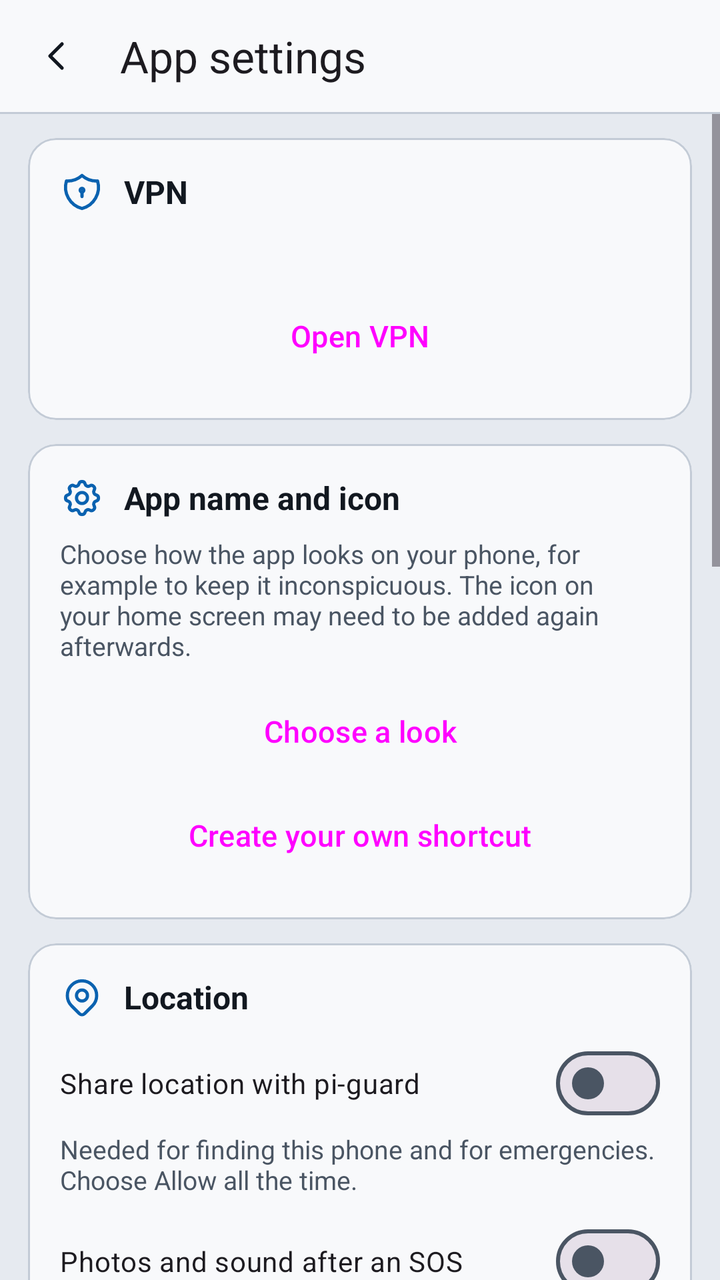
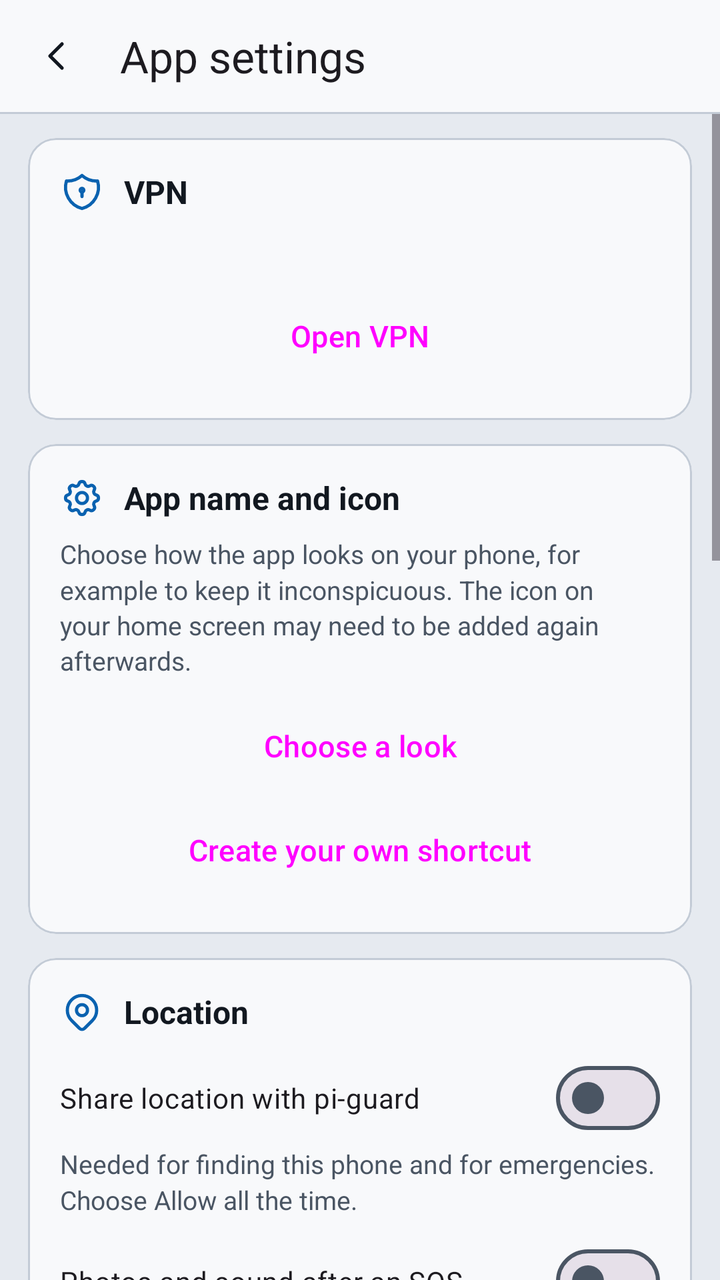

Two renders of the same Android screen: before a commit and after it. Below are the layout's source before the change and the commit's diff.
<!-- AndroidManifest.xml: application theme Theme.PiGuard -->
<!-- res/layout/activity_settings.xml -->
<?xml version="1.0" encoding="utf-8"?>
<LinearLayout xmlns:android="http://schemas.android.com/apk/res/android" xmlns:app="http://schemas.android.com/apk/res-auto" android:layout_width="match_parent" android:layout_height="match_parent" android:orientation="vertical" android:background="@color/bg" android:fitsSystemWindows="true">
<com.google.android.material.appbar.MaterialToolbar android:id="@+id/toolbar" android:layout_width="match_parent" android:layout_height="56dp" android:background="@color/surface" app:title="@string/settings_title" app:navigationIcon="@drawable/ic_chevron_left" app:navigationContentDescription="@string/back" />
<View android:layout_width="match_parent" android:layout_height="1dp" android:background="@color/line" />
<ScrollView android:layout_width="match_parent" android:layout_height="0dp" android:layout_weight="1">
<LinearLayout android:layout_width="match_parent" android:layout_height="wrap_content" android:orientation="vertical" android:paddingHorizontal="14dp" android:paddingBottom="24dp">
    <com.google.android.material.card.MaterialCardView style="@style/Card" android:layout_width="match_parent" android:layout_height="wrap_content">
        <LinearLayout android:layout_width="match_parent" android:layout_height="wrap_content" android:orientation="vertical" android:padding="16dp">
            <LinearLayout android:layout_width="match_parent" android:layout_height="wrap_content" android:gravity="center_vertical" android:layout_marginBottom="8dp">
                <ImageView android:layout_width="22dp" android:layout_height="22dp" android:src="@drawable/ic_shield_lock" app:tint="@color/accent" android:importantForAccessibility="no" />
                <TextView style="@style/Heading" android:text="@string/vpn_title" />
            </LinearLayout>
            <TextView android:id="@+id/vpn_state" android:layout_width="wrap_content" android:layout_height="wrap_content" android:layout_marginBottom="8dp" android:textColor="@color/muted" />
            <Button android:id="@+id/vpn_toggle" style="@style/Button" android:layout_width="match_parent" android:layout_height="wrap_content" android:text="@string/vpn_open" app:icon="@drawable/ic_shield_lock" />
        </LinearLayout>
    </com.google.android.material.card.MaterialCardView>
    <com.google.android.material.card.MaterialCardView style="@style/Card" android:layout_width="match_parent" android:layout_height="wrap_content">
        <LinearLayout android:layout_width="match_parent" android:layout_height="wrap_content" android:orientation="vertical" android:padding="16dp">
            <LinearLayout android:layout_width="match_parent" android:layout_height="wrap_content" android:gravity="center_vertical" android:layout_marginBottom="8dp">
                <ImageView android:layout_width="22dp" android:layout_height="22dp" android:src="@drawable/ic_settings" app:tint="@color/accent" android:importantForAccessibility="no" />
                <TextView style="@style/Heading" android:text="@string/look_title" />
            </LinearLayout>
            <TextView style="@style/Hint" android:layout_marginBottom="8dp" android:text="@string/look_hint" />
            <Button android:id="@+id/look_choose" style="@style/Button" android:layout_width="match_parent" android:layout_height="wrap_content" android:text="@string/look_choose" />
            <Button android:id="@+id/look_shortcut" style="@style/Button.Tonal" android:layout_width="match_parent" android:layout_height="wrap_content" android:text="@string/look_shortcut" />
        </LinearLayout>
    </com.google.android.material.card.MaterialCardView>
    <com.google.android.material.card.MaterialCardView style="@style/Card" android:layout_width="match_parent" android:layout_height="wrap_content">
        <LinearLayout android:layout_width="match_parent" android:layout_height="wrap_content" android:orientation="vertical" android:padding="16dp">
            <LinearLayout android:layout_width="match_parent" android:layout_height="wrap_content" android:gravity="center_vertical" android:layout_marginBottom="8dp">
                <ImageView android:layout_width="22dp" android:layout_height="22dp" android:src="@drawable/ic_map_pin" app:tint="@color/accent" android:importantForAccessibility="no" />
                <TextView style="@style/Heading" android:text="@string/location_section" />
            </LinearLayout>
            <com.google.android.material.materialswitch.MaterialSwitch android:id="@+id/location" android:layout_width="match_parent" android:layout_height="wrap_content" android:text="@string/location_use" />
            <TextView style="@style/Hint" android:text="@string/location_hint" />
            <com.google.android.material.materialswitch.MaterialSwitch android:id="@+id/sos_media" android:layout_width="match_parent" android:layout_height="wrap_content" android:layout_marginTop="8dp" android:text="@string/sos_media" />
            <TextView style="@style/Hint" android:text="@string/sos_media_hint" />
        </LinearLayout>
    </com.google.android.material.card.MaterialCardView>
    <com.google.android.material.card.MaterialCardView style="@style/Card" android:layout_width="match_parent" android:layout_height="wrap_content">
        <LinearLayout android:layout_width="match_parent" android:layout_height="wrap_content" android:orientation="vertical" android:padding="16dp">
            <LinearLayout android:layout_width="match_parent" android:layout_height="wrap_content" android:gravity="center_vertical" android:layout_marginBottom="8dp">
                <ImageView android:layout_width="22dp" android:layout_height="22dp" android:src="@drawable/ic_calendar" app:tint="@color/accent" android:importantForAccessibility="no" />
                <TextView style="@style/Heading" android:text="@string/calendar_section" />
            </LinearLayout>
            <com.google.android.material.materialswitch.MaterialSwitch android:id="@+id/calendar" android:layout_width="match_parent" android:layout_height="wrap_content" android:text="@string/calendar_use" />
            <TextView style="@style/Hint" android:text="@string/calendar_hint" />
        </LinearLayout>
    </com.google.android.material.card.MaterialCardView>
    <com.google.android.material.card.MaterialCardView style="@style/Card" android:layout_width="match_parent" android:layout_height="wrap_content">
        <LinearLayout android:layout_width="match_parent" android:layout_height="wrap_content" android:orientation="vertical" android:padding="16dp">
            <LinearLayout android:layout_width="match_parent" android:layout_height="wrap_content" android:gravity="center_vertical" android:layout_marginBottom="8dp">
                <ImageView android:layout_width="22dp" android:layout_height="22dp" android:src="@drawable/ic_lock" app:tint="@color/accent" android:importantForAccessibility="no" />
                <TextView style="@style/Heading" android:text="@string/lock_section" />
            </LinearLayout>
            <Button android:id="@+id/pin_set" style="@style/Button.Tonal" android:layout_width="match_parent" android:layout_height="wrap_content" android:text="@string/pin_set" app:icon="@drawable/ic_key" />
            <Button android:id="@+id/pin_remove" style="@style/Button.Tonal" android:layout_width="match_parent" android:layout_height="wrap_content" android:text="@string/pin_remove" app:icon="@drawable/ic_trash" />
            <com.google.android.material.materialswitch.MaterialSwitch android:id="@+id/biometric" android:layout_width="match_parent" android:layout_height="wrap_content" android:text="@string/bio_use" />
        </LinearLayout>
    </com.google.android.material.card.MaterialCardView>
    <com.google.android.material.card.MaterialCardView style="@style/Card" android:layout_width="match_parent" android:layout_height="wrap_content">
        <LinearLayout android:layout_width="match_parent" android:layout_height="wrap_content" android:orientation="vertical" android:padding="16dp">
            <LinearLayout android:layout_width="match_parent" android:layout_height="wrap_content" android:gravity="center_vertical" android:layout_marginBottom="8dp">
                <ImageView android:layout_width="22dp" android:layout_height="22dp" android:src="@drawable/ic_world" app:tint="@color/accent" android:importantForAccessibility="no" />
                <TextView style="@style/Heading" android:text="@string/address_section" />
            </LinearLayout>
            <com.google.android.material.textfield.TextInputLayout style="@style/Field" android:layout_width="match_parent" android:layout_height="wrap_content" android:hint="@string/setup_url">
                <com.google.android.material.textfield.TextInputEditText android:id="@+id/address" android:layout_width="match_parent" android:layout_height="wrap_content" android:inputType="textUri" android:importantForAutofill="no" />
            </com.google.android.material.textfield.TextInputLayout>
            <Button android:id="@+id/address_save" style="@style/Button.Tonal" android:layout_width="match_parent" android:layout_height="wrap_content" android:text="@string/address_save" app:icon="@drawable/ic_check" android:layout_marginTop="8dp" />
        </LinearLayout>
    </com.google.android.material.card.MaterialCardView>
    <com.google.android.material.card.MaterialCardView style="@style/Card" android:layout_width="match_parent" android:layout_height="wrap_content">
        <LinearLayout android:layout_width="match_parent" android:layout_height="wrap_content" android:orientation="vertical" android:padding="16dp">
            <LinearLayout android:layout_width="match_parent" android:layout_height="wrap_content" android:gravity="center_vertical" android:layout_marginBottom="8dp">
                <ImageView android:layout_width="22dp" android:layout_height="22dp" android:src="@drawable/ic_download" app:tint="@color/accent" android:importantForAccessibility="no" />
                <TextView style="@style/Heading" android:text="@string/update_section" />
            </LinearLayout>
            <TextView android:id="@+id/app_version" android:layout_width="match_parent" android:layout_height="wrap_content" android:layout_marginBottom="8dp" android:textAppearance="?attr/textAppearanceBodyMedium" />
            <Button android:id="@+id/update" style="@style/Button.Tonal" android:layout_width="match_parent" android:layout_height="wrap_content" android:text="@string/update_check" app:icon="@drawable/ic_refresh" />
        </LinearLayout>
    </com.google.android.material.card.MaterialCardView>
    <Button android:id="@+id/unpair" style="@style/Button.Outlined" android:layout_width="match_parent" android:layout_height="wrap_content" android:layout_marginTop="20dp" android:text="@string/unpair" app:icon="@drawable/ic_logout" />
</LinearLayout>
</ScrollView>
</LinearLayout>
<!-- resources referenced by this layout -->
<resources>
  <color name="accent">#0A62B0</color>
  <color name="bg">#E6EAF0</color>
  <color name="line">#C3CBD6</color>
  <color name="muted">#4A5563</color>
  <color name="surface">#F8F9FB</color>
  <string name="address_save">Save address</string>
  <string name="address_section">Address</string>
  <string name="back">Back</string>
  <string name="bio_use">Unlock with fingerprint or face</string>
  <string name="calendar_hint">Only start and end of busy entries go to pi-guard, no titles.</string>
  <string name="calendar_section">Calendar</string>
  <string name="calendar_use">Away during calendar entries</string>
  <string name="location_hint">Needed for finding this phone and for emergencies. Choose Allow all the time.</string>
  <string name="location_section">Location</string>
  <string name="location_use">Share location with pi-guard</string>
  <string name="lock_section">App lock</string>
  <string name="look_choose">Choose a look</string>
  <string name="look_hint">Choose how the app looks on your phone, for example to keep it inconspicuous. The icon on your home screen may need to be added again afterwards.</string>
  <string name="look_shortcut">Create your own shortcut</string>
  <string name="look_title">App name and icon</string>
  <string name="pin_remove">Remove PIN</string>
  <string name="pin_set">Set PIN</string>
  <string name="settings_title">App settings</string>
  <string name="setup_url">Address, e.g. https://192.168.178.109:8443</string>
  <string name="sos_media">Photos and sound after an SOS</string>
  <string name="sos_media_hint">While the emergency screen is open, both cameras take a photo and the microphone records 20 seconds. They go to your emergency contacts and the admins, nothing stays on the phone.</string>
  <string name="unpair">Disconnect this phone</string>
  <string name="update_check">Check for updates</string>
  <string name="update_section">App version</string>
  <string name="vpn_open">Open VPN</string>
  <string name="vpn_title">VPN</string>
  <style name="Hint"><item name="android:layout_width">wrap_content</item><item name="android:layout_height">wrap_content</item><item name="android:textColor">@color/muted</item><item name="android:textSize">13sp</item></style>
  <color name="text">#121820</color>
  <color name="danger">#B3261E</color>
  <color name="accent_ink">#FFFFFF</color>
  <color name="surface2">#E9EDF2</color>
  <!-- unchanged entries left out for length: 20 -->
</resources>

<!-- the commit's change to res/layout/activity_settings.xml (unified diff, before → after) -->
@@ -21,8 +21,8 @@
                 <TextView style="@style/Heading" android:text="@string/look_title" />
             </LinearLayout>
             <TextView style="@style/Hint" android:layout_marginBottom="8dp" android:text="@string/look_hint" />
-            <Button android:id="@+id/look_choose" style="@style/Button" android:layout_width="match_parent" android:layout_height="wrap_content" android:text="@string/look_choose" />
-            <Button android:id="@+id/look_shortcut" style="@style/Button.Tonal" android:layout_width="match_parent" android:layout_height="wrap_content" android:text="@string/look_shortcut" />
+            <Button android:id="@+id/look_choose" style="@style/Button" android:layout_width="match_parent" android:layout_height="wrap_content" android:text="@string/look_choose" app:icon="@drawable/ic_look_notes" />
+            <Button android:id="@+id/look_shortcut" style="@style/Button.Tonal" android:layout_width="match_parent" android:layout_height="wrap_content" android:text="@string/look_shortcut" app:icon="@drawable/ic_download" />
         </LinearLayout>
     </com.google.android.material.card.MaterialCardView>
     <com.google.android.material.card.MaterialCardView style="@style/Card" android:layout_width="match_parent" android:layout_height="wrap_content">
@@ -31,9 +31,9 @@
                 <ImageView android:layout_width="22dp" android:layout_height="22dp" android:src="@drawable/ic_map_pin" app:tint="@color/accent" android:importantForAccessibility="no" />
                 <TextView style="@style/Heading" android:text="@string/location_section" />
             </LinearLayout>
-            <com.google.android.material.materialswitch.MaterialSwitch android:id="@+id/location" android:layout_width="match_parent" android:layout_height="wrap_content" android:text="@string/location_use" />
+            <com.google.android.material.materialswitch.MaterialSwitch android:id="@+id/location" style="@style/Switch" android:text="@string/location_use" />
             <TextView style="@style/Hint" android:text="@string/location_hint" />
-            <com.google.android.material.materialswitch.MaterialSwitch android:id="@+id/sos_media" android:layout_width="match_parent" android:layout_height="wrap_content" android:layout_marginTop="8dp" android:text="@string/sos_media" />
+            <com.google.android.material.materialswitch.MaterialSwitch android:id="@+id/sos_media" style="@style/Switch" android:layout_marginTop="8dp" android:text="@string/sos_media" />
             <TextView style="@style/Hint" android:text="@string/sos_media_hint" />
         </LinearLayout>
     </com.google.android.material.card.MaterialCardView>
@@ -43,7 +43,7 @@
                 <ImageView android:layout_width="22dp" android:layout_height="22dp" android:src="@drawable/ic_calendar" app:tint="@color/accent" android:importantForAccessibility="no" />
                 <TextView style="@style/Heading" android:text="@string/calendar_section" />
             </LinearLayout>
-            <com.google.android.material.materialswitch.MaterialSwitch android:id="@+id/calendar" android:layout_width="match_parent" android:layout_height="wrap_content" android:text="@string/calendar_use" />
+            <com.google.android.material.materialswitch.MaterialSwitch android:id="@+id/calendar" style="@style/Switch" android:text="@string/calendar_use" />
             <TextView style="@style/Hint" android:text="@string/calendar_hint" />
         </LinearLayout>
     </com.google.android.material.card.MaterialCardView>
@@ -55,7 +55,7 @@
             </LinearLayout>
             <Button android:id="@+id/pin_set" style="@style/Button.Tonal" android:layout_width="match_parent" android:layout_height="wrap_content" android:text="@string/pin_set" app:icon="@drawable/ic_key" />
             <Button android:id="@+id/pin_remove" style="@style/Button.Tonal" android:layout_width="match_parent" android:layout_height="wrap_content" android:text="@string/pin_remove" app:icon="@drawable/ic_trash" />
-            <com.google.android.material.materialswitch.MaterialSwitch android:id="@+id/biometric" android:layout_width="match_parent" android:layout_height="wrap_content" android:text="@string/bio_use" />
+            <com.google.android.material.materialswitch.MaterialSwitch android:id="@+id/biometric" style="@style/Switch" android:text="@string/bio_use" />
         </LinearLayout>
     </com.google.android.material.card.MaterialCardView>
     <com.google.android.material.card.MaterialCardView style="@style/Card" android:layout_width="match_parent" android:layout_height="wrap_content">
<!-- resource entries referenced after the edit -->
@@ -5,6 +5,8 @@
   <color name="line">#C3CBD6</color>
   <color name="muted">#4A5563</color>
   <color name="surface">#F8F9FB</color>
+  <!-- drawable ic_look_notes (drawable) -->
+  <vector xmlns:android="http://schemas.android.com/apk/res/android" android:width="24dp" android:height="24dp" android:viewportWidth="24" android:viewportHeight="24"><path android:pathData="M5 5a2 2 0 0 1 2 -2h10a2 2 0 0 1 2 2v14a2 2 0 0 1 -2 2h-10a2 2 0 0 1 -2 -2l0 -14" android:strokeColor="#FFFFFF" android:strokeWidth="2" android:strokeLineCap="round" android:strokeLineJoin="round" /><path android:pathData="M9 7l6 0" android:strokeColor="#FFFFFF" android:strokeWidth="2" android:strokeLineCap="round" android:strokeLineJoin="round" /><path android:pathData="M9 11l6 0" android:strokeColor="#FFFFFF" android:strokeWidth="2" android:strokeLineCap="round" android:strokeLineJoin="round" /><path android:pathData="M9 15l4 0" android:strokeColor="#FFFFFF" android:strokeWidth="2" android:strokeLineCap="round" android:strokeLineJoin="round" /></vector>
   <string name="address_save">Save address</string>
   <string name="address_section">Address</string>
   <string name="back">Back</string>
@@ -31,7 +33,17 @@
   <string name="update_section">App version</string>
   <string name="vpn_open">Open VPN</string>
   <string name="vpn_title">VPN</string>
-  <style name="Hint"><item name="android:layout_width">wrap_content</item><item name="android:layout_height">wrap_content</item><item name="android:textColor">@color/muted</item><item name="android:textSize">13sp</item></style>
+  <style name="Hint"><item name="android:layout_width">match_parent</item><item name="android:layout_height">wrap_content</item><item name="android:textColor">@color/muted</item><item name="android:textSize">13sp</item><item name="android:lineSpacingMultiplier">1.15</item></style>
+  <style name="Switch" parent="Widget.Material3.CompoundButton.MaterialSwitch">
+          <item name="android:layout_width">match_parent</item>
+          <item name="android:layout_height">wrap_content</item>
+          <item name="android:minHeight">48dp</item>
+          <item name="android:paddingTop">6dp</item>
+          <item name="android:paddingBottom">6dp</item>
+          <item name="android:textAlignment">viewStart</item>
+          <item name="android:maxLines">3</item>
+          <item name="android:ellipsize">none</item>
+      </style>
   <color name="text">#121820</color>
   <color name="danger">#B3261E</color>
   <color name="accent_ink">#FFFFFF</color>
